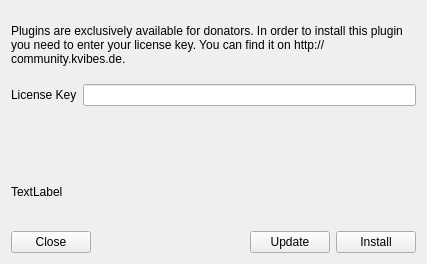
This is plugins/PluginManagerDialog.ui in Komet/MediaElch as Qt 5 draws it before an edit. The edited form follows.
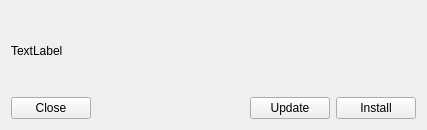
This is the edited form. Icons and pictures are not drawn.

```diff
--- a/plugins/PluginManagerDialog.ui
+++ b/plugins/PluginManagerDialog.ui
@@ -10,7 +10,7 @@
     <x>0</x>
     <y>0</y>
     <width>427</width>
-    <height>264</height>
+    <height>130</height>
    </rect>
   </property>
   <property name="windowTitle">
@@ -24,30 +24,6 @@
    <bool>true</bool>
   </property>
   <layout class="QVBoxLayout" name="verticalLayout">
-   <item>
-    <widget class="QLabel" name="label">
-     <property name="text">
-      <string>Plugins are exclusively available for donators. In order to install this plugin you need to enter your license key. You can find it on http://community.kvibes.de.</string>
-     </property>
-     <property name="wordWrap">
-      <bool>true</bool>
-     </property>
-    </widget>
-   </item>
-   <item>
-    <layout class="QFormLayout" name="formLayout">
-     <item row="0" column="0">
-      <widget class="QLabel" name="label_2">
-       <property name="text">
-        <string>License Key</string>
-       </property>
-      </widget>
-     </item>
-     <item row="0" column="1">
-      <widget class="QLineEdit" name="licenseKey"/>
-     </item>
-    </layout>
-   </item>
    <item>
     <widget class="QLabel" name="msgLabel">
      <property name="text">
```
